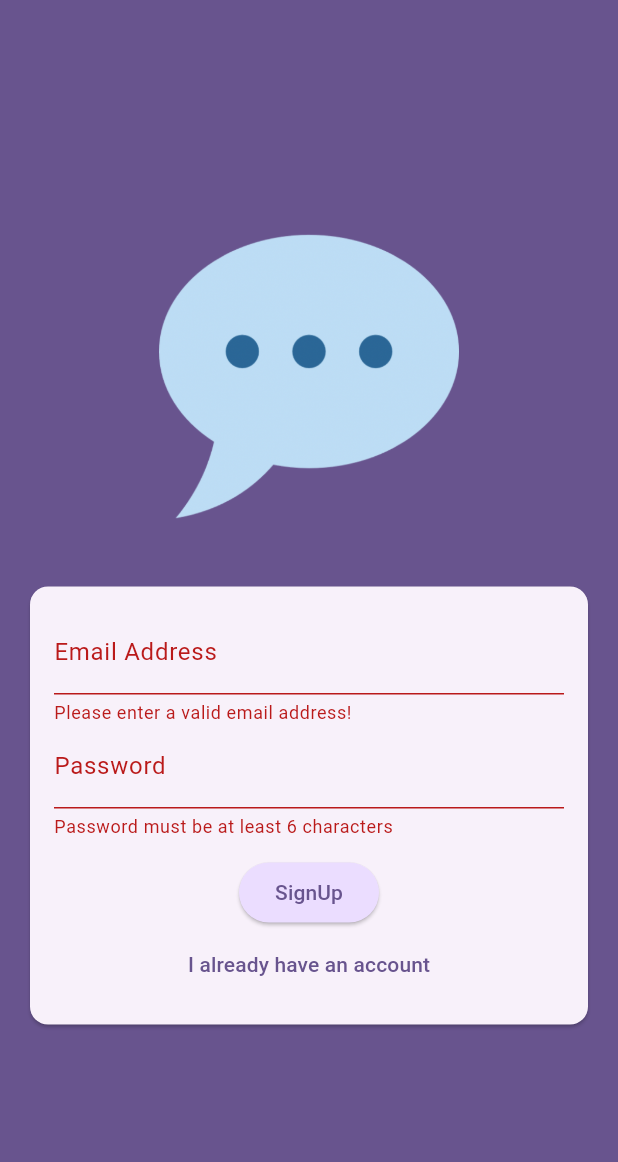
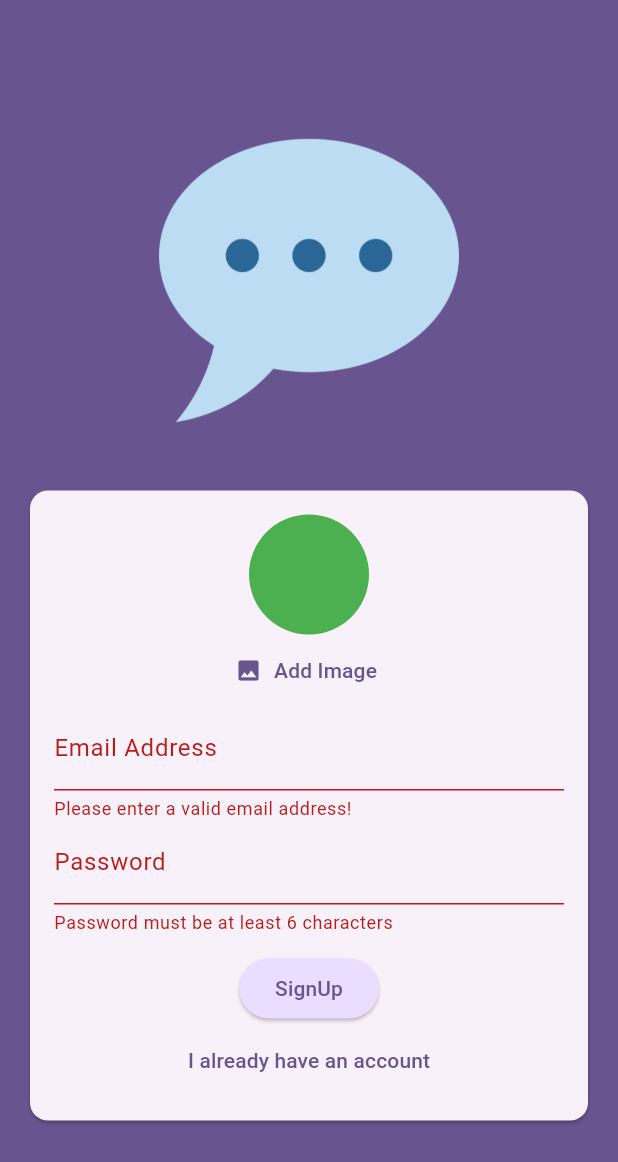
Before and after one commit to MatMadziar/chat_app_udemy, a Flutter app: the screen it shows after launch, after a tap on "Login", after a tap on "Create an account", on a phone screen of 412 x 824 dp. Shown: the top 1162 px of the screen. Run offline on Flutter 3.47's test engine with Material 3 defaults, Android fonts, the phone set to English and light mode, and no system bars; our stand-ins replace firebase_auth, firebase_core, firebase_storage, image_picker; missing offline and left inert: dart:ffi; accounts and stored records are empty.

```diff
--- a/lib/screens/auth.dart
+++ b/lib/screens/auth.dart
@@ -1,6 +1,11 @@
+import 'package:chat_app/widgets/user_image_picker.dart';
+// I need this in order to use Firebase Storage package
+import 'package:firebase_storage/firebase_storage.dart';
 import 'package:flutter/material.dart';
 // I need to import packade for firebase for authentication
 import 'package:firebase_auth/firebase_auth.dart';
+// gia na kanw xrhsh to File
+import 'dart:io';
 
 // After adding a auth. package I need to make a GLOBAL (gia auto einai edw panw) final variable
 // I put it here because I can use it over and over again in my entire code
@@ -28,6 +33,8 @@ class _AuthScreenState extends State<AuthScreen> {
   // I will add 2 empty string values
   var _enteredEmail = '';
   var _enteredPassword = '';
+  // Add Photo, file not null
+  File? _selectedImage;
   //
   //
   // I want to make sure that the values are safe and I get hold the entered values
@@ -43,9 +50,26 @@ class _AuthScreenState extends State<AuthScreen> {
 // to kanw etsi gia aplotota
 // to avoid adding too many levels of nested "if" statements
 // ean h eisodos den einai Valid tote paketo. allios kanw seve thn eisodo parakatw
+// if not valid - or (not in login mode -ara new user signin mode) kai epilegmenh eikona einai keno tote paketo h sindesh
+    if (!isValid || (!_isLogin && _selectedImage == null)) {
+      // I can show en error message if I want
+      return;
+    }
+
+//-----------  ta kanw 1 if CHECK START //
+    /*
     if (!isValid) {
       return;
     }
+
+// I want to check the existence of the image only in SignIN (Create account), not every time when logging
+// ean den einai sto login mode (are o xrhsths kanei Sign IN kai h epilegmenh eikona einai keno) paketo
+    if (!_isLogin && _selectedImage == null) {
+      return;
+    }
+    */
+//-----  ta kanw 1 if CHECK END ---------//
+
     //if my input is valid, I will save the current state
     _formKey.currentState!.save();
     // tsekarw an o user einai Login. edw px borw na ritmisw an o user einai login na mhn tou zitaw ta stoixeia tou ksana.
@@ -76,6 +100,26 @@ class _AuthScreenState extends State<AuthScreen> {
         final userCredentials = await _firebase.createUserWithEmailAndPassword(
             email: _enteredEmail, password: _enteredPassword);
         // print(userCredentials); // emfanizw ta user credential sto debug console
+        //
+        // I want to uppload photo. First create account then add extra info
+        //
+        //
+        // -----------------------UPLOAD IMAGE START ---------------------------------//
+        //edw ftiaxnw to path - OPOS sto kotlin - Upload to Firebase Storage
+        // Ftiaxnw to reference kai to bazw sth metablith storageRef
+        final storageRef = FirebaseStorage.instance
+            .ref()
+            .child('user_images')
+            .child('profile_photo')
+            .child('${userCredentials.user!.uid}.jpeg');
+
+        // wait this uppload to finish (await)
+        await storageRef.putFile(_selectedImage!);
+        // I want the URL which can help me later to display image that was stored on Firebase
+        final imageUrl = await storageRef.getDownloadURL();
+        print(imageUrl); // to ektipwnw sth consola
+
+        // -----------------------UPLOAD IMAGE END ----------------------------------//
       }
     }
     //---------- GIA ISSUE ERROR me to AUTHENTICATION START ------------//
@@ -137,6 +181,16 @@ class _AuthScreenState extends State<AuthScreen> {
                       child: Column(
                         mainAxisSize: MainAxisSize.min,
                         children: [
+                          // only if we are SignIN (during creation new account ONLY)
+                          // to epitigxanw me. th xrish "!"
+                          if (!_isLogin)
+                            // ean einai se epomeno login tote den emfanizetai
+                            UserImagePicker(
+                              onPickImage: (pickedImage) {
+                                // thats how we hold the image in the form here
+                                _selectedImage = pickedImage;
+                              },
+                            ),
                           TextFormField(
                             decoration:
                                 InputDecoration(labelText: 'Email Address'),
--- /dev/null
+++ b/lib/widgets/user_image_picker.dart
@@ -0,0 +1,81 @@
+import 'dart:ffi';
+
+import 'package:flutter/material.dart';
+import 'package:image_picker/image_picker.dart';
+
+// I need this package for File _pickedImageFile
+import 'dart:io';
+
+// I use statefull Widget
+// I need to manage some state for picking the image
+// and showing a preview of image before we uppload it
+class UserImagePicker extends StatefulWidget {
+  const UserImagePicker({super.key, required this.onPickImage});
+
+// I need this for manage selected image in authentication form
+  final void Function(File pickedImage) onPickImage;
+
+  @override
+  State<StatefulWidget> createState() {
+    return _UserImagePickerState();
+  }
+}
+
+class _UserImagePickerState extends State<UserImagePicker> {
+  // I use the "?" bellow to make it clear that this is not necessairly set. (= oxi orismeno aparaitita)
+  File? _pickedImageFile;
+
+  void _pickImage() async {
+    // borw na xrisimopoihsw kai to gallery san pigh eikonas
+    ////final pickedImageGalerry = await ImagePicker().pickImage(source: ImageSource.gallery,imageQuality: 70, maxHeight: 200);
+    //
+    // orizw apo poy pernw ti fwto, ti diastaseis tha exei
+    final pickedImage = await ImagePicker().pickImage(
+      source: ImageSource.camera,
+      imageQuality: 50,
+      maxWidth: 150,
+    );
+    //
+    // ean o xrhsths den epileksei kapoi fwto den xalase o kosmos
+    // to app sinexizei kanonika.
+    if (pickedImage == null) {
+      return;
+    }
+
+    // edw paw otan to image picker den einai null
+    setState(() {
+      _pickedImageFile = File(pickedImage.path);
+    });
+
+    widget.onPickImage(_pickedImageFile!);
+  }
+
+  @override
+  Widget build(BuildContext context) {
+    return Column(
+      children: [
+        // gia na exw kukliko to avatar ths fwto pou traviksa
+        CircleAvatar(
+          radius: 40,
+          backgroundColor: Colors.green,
+          // edw thelw na fenetai h miniatoura ts fwto pou trabikse o xristis
+          //
+          // only if is not null make it visible, Otherwise, make the space empty(null)
+          foregroundImage:
+              _pickedImageFile != null ? FileImage(_pickedImageFile!) : null,
+        ),
+        TextButton.icon(
+          // When I touch the button I wil trigger the camera to open
+          onPressed: _pickImage,
+          icon: const Icon(Icons.image),
+          label: Text(
+            'Add Image',
+            style: TextStyle(
+              color: Theme.of(context).colorScheme.primary,
+            ),
+          ),
+        )
+      ],
+    );
+  }
+}
--- a/pubspec.yaml
+++ b/pubspec.yaml
@@ -37,6 +37,8 @@ dependencies:
   cupertino_icons: ^1.0.2
   firebase_core: ^2.24.0
   firebase_auth: ^4.15.0
+  firebase_storage: ^11.5.3
+  image_picker: ^1.0.4
 
 dev_dependencies:
   flutter_test:
```
Also changed, not shown: pubspec.lock, 6 other files.
